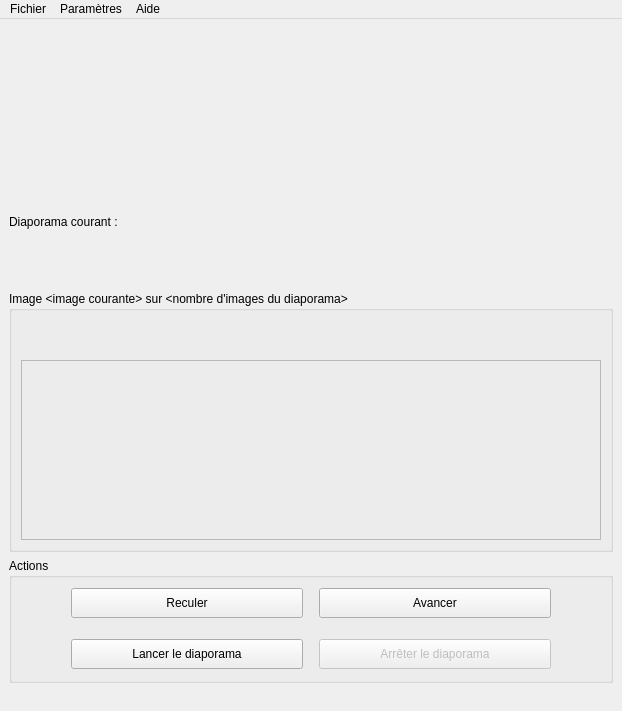
The window that v2/lecteurvue.ui (DLCSharp/S2.01) describes before a commit, drawn with Qt 5.
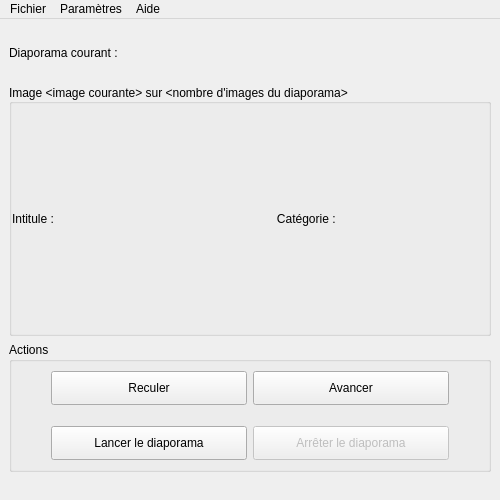
The same window after the commit.

Commit message: [v2] Paramétrage des layouts et ajustement des éléments de l'interface

What changed in the file:
```diff
--- a/v2/lecteurvue.ui
+++ b/v2/lecteurvue.ui
@@ -6,62 +6,96 @@
    <rect>
     <x>0</x>
     <y>0</y>
-    <width>622</width>
-    <height>711</height>
+    <width>500</width>
+    <height>500</height>
    </rect>
   </property>
+  <property name="minimumSize">
+   <size>
+    <width>500</width>
+    <height>500</height>
+   </size>
+  </property>
   <property name="windowTitle">
-   <string>lecteurvue</string>
+   <string>Lecteur de diaporama</string>
+  </property>
+  <property name="styleSheet">
+   <string notr="true">/* Désactive la bordure ajoutée après les widgets dans la barre d'état */
+QStatusBar::item { border: 0px solid black }; </string>
   </property>
   <widget class="QWidget" name="centralwidget">
    <layout class="QVBoxLayout" name="verticalLayout">
     <item>
-     <widget class="QLabel" name="labelDiapoCourant_D">
-      <property name="text">
-       <string>&lt;nom du diaporama courant&gt;</string>
+     <widget class="QLabel" name="labelDiapoCourant">
+      <property name="sizePolicy">
+       <sizepolicy hsizetype="Preferred" vsizetype="Preferred">
+        <horstretch>0</horstretch>
+        <verstretch>0</verstretch>
+       </sizepolicy>
       </property>
-     </widget>
-    </item>
-    <item>
-     <widget class="QLabel" name="labelDiapoCourant_S">
+      <property name="maximumSize">
+       <size>
+        <width>16777215</width>
+        <height>50</height>
+       </size>
+      </property>
       <property name="text">
-       <string>Diaporama courant :</string>
+       <string>Diaporama courant : &lt;intitulé du diaporama courant&gt;</string>
       </property>
      </widget>
     </item>
     <item>
-     <widget class="QGroupBox" name="groupBoxImage">
+     <widget class="QGroupBox" name="groupBoxImages">
+      <property name="layoutDirection">
+       <enum>Qt::LeftToRight</enum>
+      </property>
       <property name="title">
        <string>Image &lt;image courante&gt; sur &lt;nombre d'images du diaporama&gt;</string>
       </property>
-      <layout class="QVBoxLayout" name="verticalLayout_3">
-       <item>
-        <widget class="QLabel" name="labelIntitule_D">
-         <property name="text">
-          <string>&lt;intitulé de l'image&gt;</string>
-         </property>
-        </widget>
-       </item>
+      <property name="alignment">
+       <set>Qt::AlignLeading|Qt::AlignLeft|Qt::AlignVCenter</set>
+      </property>
+      <property name="flat">
+       <bool>false</bool>
+      </property>
+      <property name="checkable">
+       <bool>false</bool>
+      </property>
+      <property name="checked">
+       <bool>false</bool>
+      </property>
+      <layout class="QVBoxLayout" name="verticalLayout_3" stretch="0">
+       <property name="spacing">
+        <number>0</number>
+       </property>
+       <property name="sizeConstraint">
+        <enum>QLayout::SetDefaultConstraint</enum>
+       </property>
+       <property name="leftMargin">
+        <number>0</number>
+       </property>
+       <property name="topMargin">
+        <number>0</number>
+       </property>
+       <property name="rightMargin">
+        <number>0</number>
+       </property>
+       <property name="bottomMargin">
+        <number>0</number>
+       </property>
        <item>
         <widget class="QLabel" name="labelImageCat_D">
          <property name="text">
-          <string>&lt;catégorie de l'image&gt;</string>
+          <string>Intitule : &lt;intitulé de l'image courante&gt;                                                                  Catégorie : &lt;catégorie de l'image courante&gt;</string>
          </property>
-        </widget>
-       </item>
-       <item>
-        <widget class="QFrame" name="frame">
-         <property name="minimumSize">
-          <size>
-           <width>320</width>
-           <height>180</height>
-          </size>
+         <property name="textFormat">
+          <enum>Qt::AutoText</enum>
          </property>
-         <property name="frameShape">
-          <enum>QFrame::StyledPanel</enum>
+         <property name="scaledContents">
+          <bool>false</bool>
          </property>
-         <property name="frameShadow">
-          <enum>QFrame::Raised</enum>
+         <property name="wordWrap">
+          <bool>true</bool>
          </property>
         </widget>
        </item>
@@ -70,20 +104,112 @@
     </item>
     <item>
      <widget class="QGroupBox" name="groupBoxActions">
+      <property name="sizePolicy">
+       <sizepolicy hsizetype="Preferred" vsizetype="Preferred">
+        <horstretch>0</horstretch>
+        <verstretch>130</verstretch>
+       </sizepolicy>
+      </property>
+      <property name="minimumSize">
+       <size>
+        <width>0</width>
+        <height>0</height>
+       </size>
+      </property>
+      <property name="maximumSize">
+       <size>
+        <width>16777215</width>
+        <height>130</height>
+       </size>
+      </property>
+      <property name="styleSheet">
+       <string notr="true"/>
+      </property>
       <property name="title">
        <string>Actions</string>
       </property>
-      <layout class="QVBoxLayout" name="verticalLayout_2">
-       <item>
-        <layout class="QGridLayout" name="gridLayout">
-         <item row="0" column="1">
+      <layout class="QGridLayout" name="gridLayout_2">
+       <item row="9" column="1">
+        <widget class="QPushButton" name="btnLancer">
+         <property name="maximumSize">
+          <size>
+           <width>16777215</width>
+           <height>40</height>
+          </size>
+         </property>
+         <property name="toolTip">
+          <string>&lt;html&gt;&lt;head/&gt;&lt;body&gt;&lt;p&gt;Lance le défilement automatique du diaporama.&lt;/p&gt;&lt;p&gt;Affiche la première image du diaporama si le lecteur est déjà en mode automatique.&lt;/p&gt;&lt;/body&gt;&lt;/html&gt;</string>
+         </property>
+         <property name="text">
+          <string>Lancer le diaporama</string>
+         </property>
+        </widget>
+       </item>
+       <item row="3" column="2">
+        <widget class="QPushButton" name="btnAvancer">
+         <property name="maximumSize">
+          <size>
+           <width>16777215</width>
+           <height>40</height>
+          </size>
+         </property>
+         <property name="toolTip">
+          <string>&lt;html&gt;&lt;head/&gt;&lt;body&gt;&lt;p&gt;Affiche l'image suivante du diaporama courant. &lt;/p&gt;&lt;p&gt;Passe le lecteur en mode manuel s'il est actuellement en mode automatique&lt;/p&gt;&lt;/body&gt;&lt;/html&gt;</string>
+         </property>
+         <property name="text">
+          <string>Avancer</string>
+         </property>
+        </widget>
+       </item>
+       <item row="9" column="2">
+        <widget class="QPushButton" name="btnArreter">
+         <property name="enabled">
+          <bool>false</bool>
+         </property>
+         <property name="maximumSize">
+          <size>
+           <width>16777215</width>
+           <height>40</height>
+          </size>
+         </property>
+         <property name="toolTip">
+          <string>&lt;html&gt;&lt;head/&gt;&lt;body&gt;&lt;p&gt;Arrete le défilement automatique et passe le lecteur en mode manuel.&lt;/p&gt;&lt;/body&gt;&lt;/html&gt;</string>
+         </property>
+         <property name="text">
+          <string>Arrêter le diaporama</string>
+         </property>
+        </widget>
+       </item>
+       <item row="3" column="0">
+        <spacer name="horizontalSpacer_2">
+         <property name="orientation">
+          <enum>Qt::Horizontal</enum>
+         </property>
+         <property name="sizeType">
+          <enum>QSizePolicy::Maximum</enum>
+         </property>
+         <property name="sizeHint" stdset="0">
+          <size>
+           <width>30</width>
+           <height>20</height>
+          </size>
+         </property>
+        </spacer>
+       </item>
+       <item row="3" column="1">
           <widget class="QPushButton" name="btnReculer">
            <property name="maximumSize">
             <size>
              <width>9999999</width>
-             <height>30</height>
-            </size>
-           </property>
+           <height>40</height>
+          </size>
+         </property>
+         <property name="toolTip">
+          <string>&lt;html&gt;&lt;head/&gt;&lt;body&gt;&lt;p&gt;Affiche l'image précédente du diaporama courant. &lt;/p&gt;&lt;p&gt;Passe le lecteur en mode manuel s'il est actuellement en mode automatique.&lt;/p&gt;&lt;/body&gt;&lt;/html&gt;</string>
+         </property>
+         <property name="toolTipDuration">
+          <number>1000</number>
+         </property>
            <property name="text">
             <string>Reculer</string>
            </property>
@@ -95,7 +221,7 @@
            </property>
           </widget>
          </item>
-         <item row="0" column="2">
+       <item row="3" column="3">
           <spacer name="horizontalSpacer">
            <property name="orientation">
             <enum>Qt::Horizontal</enum>
@@ -105,87 +231,13 @@
            </property>
            <property name="sizeHint" stdset="0">
             <size>
-             <width>10</width>
-             <height>0</height>
-            </size>
-           </property>
-          </spacer>
-         </item>
-         <item row="0" column="3">
-          <widget class="QPushButton" name="btnAvancer">
-           <property name="maximumSize">
-            <size>
-             <width>16777215</width>
-             <height>30</height>
-            </size>
-           </property>
-           <property name="text">
-            <string>Avancer</string>
-           </property>
-          </widget>
-         </item>
-         <item row="2" column="1">
-          <widget class="QPushButton" name="btnLancer">
-           <property name="maximumSize">
-            <size>
-             <width>16777215</width>
-             <height>30</height>
-            </size>
-           </property>
-           <property name="text">
-            <string>Lancer le diaporama</string>
-           </property>
-          </widget>
-         </item>
-         <item row="0" column="0">
-          <spacer name="horizontalSpacer_2">
-           <property name="orientation">
-            <enum>Qt::Horizontal</enum>
-           </property>
-           <property name="sizeType">
-            <enum>QSizePolicy::Maximum</enum>
-           </property>
-           <property name="sizeHint" stdset="0">
-            <size>
-             <width>50</width>
+           <width>30</width>
              <height>20</height>
             </size>
            </property>
           </spacer>
          </item>
-         <item row="0" column="4">
-          <spacer name="horizontalSpacer_3">
-           <property name="orientation">
-            <enum>Qt::Horizontal</enum>
-           </property>
-           <property name="sizeType">
-            <enum>QSizePolicy::Maximum</enum>
-           </property>
-           <property name="sizeHint" stdset="0">
-            <size>
-             <width>50</width>
-             <height>20</height>
-            </size>
-           </property>
-          </spacer>
-         </item>
-         <item row="2" column="3">
-          <widget class="QPushButton" name="btnArreter">
-           <property name="enabled">
-            <bool>false</bool>
-           </property>
-           <property name="maximumSize">
-            <size>
-             <width>16777215</width>
-             <height>30</height>
-            </size>
-           </property>
-           <property name="text">
-            <string>Arrêter le diaporama</string>
-           </property>
-          </widget>
-         </item>
-         <item row="1" column="2">
+       <item row="4" column="1">
           <spacer name="verticalSpacer">
            <property name="orientation">
             <enum>Qt::Vertical</enum>
@@ -202,8 +254,6 @@
           </spacer>
          </item>
         </layout>
-       </item>
-      </layout>
      </widget>
     </item>
    </layout>
@@ -213,8 +263,8 @@
     <rect>
      <x>0</x>
      <y>0</y>
-     <width>622</width>
-     <height>26</height>
+     <width>500</width>
+     <height>23</height>
     </rect>
    </property>
    <widget class="QMenu" name="menuFichier">
@@ -227,7 +277,7 @@
     <addaction name="separator"/>
     <addaction name="actionFichierQuitter"/>
    </widget>
-   <widget class="QMenu" name="menuParam_tres">
+   <widget class="QMenu" name="menuParam">
     <property name="title">
      <string>Paramètres</string>
     </property>
@@ -250,7 +300,7 @@
     <addaction name="actionAideAPropos"/>
    </widget>
    <addaction name="menuFichier"/>
-   <addaction name="menuParam_tres"/>
+   <addaction name="menuParam"/>
    <addaction name="menuAide"/>
   </widget>
   <widget class="QStatusBar" name="statusbar">
```
Left out of the diff: 32 changed lines with no effect on the pictures. Lines whose indentation alone changed are shown as unchanged. The commit also changes 3 other files.
